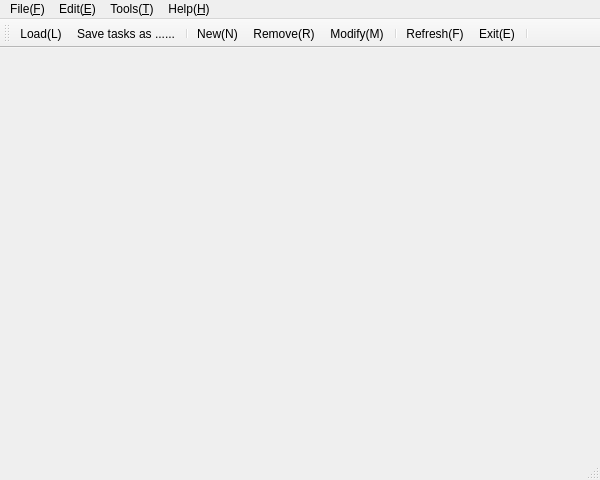
Old version of the form MainWindow.ui in the repository KangLin/Calendar.
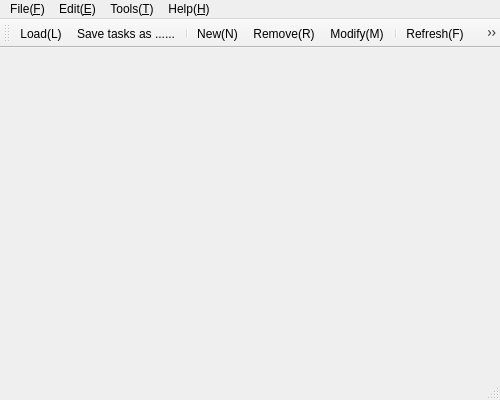
New version of the form. Icons and pictures are not drawn.

Patch:
```diff
--- a/MainWindow.ui
+++ b/MainWindow.ui
@@ -6,8 +6,8 @@
    <rect>
     <x>0</x>
     <y>0</y>
-    <width>600</width>
-    <height>480</height>
+    <width>500</width>
+    <height>400</height>
    </rect>
   </property>
   <property name="windowTitle">
@@ -23,7 +23,7 @@
     <rect>
      <x>0</x>
      <y>0</y>
-     <width>600</width>
+     <width>500</width>
      <height>22</height>
     </rect>
    </property>
```
